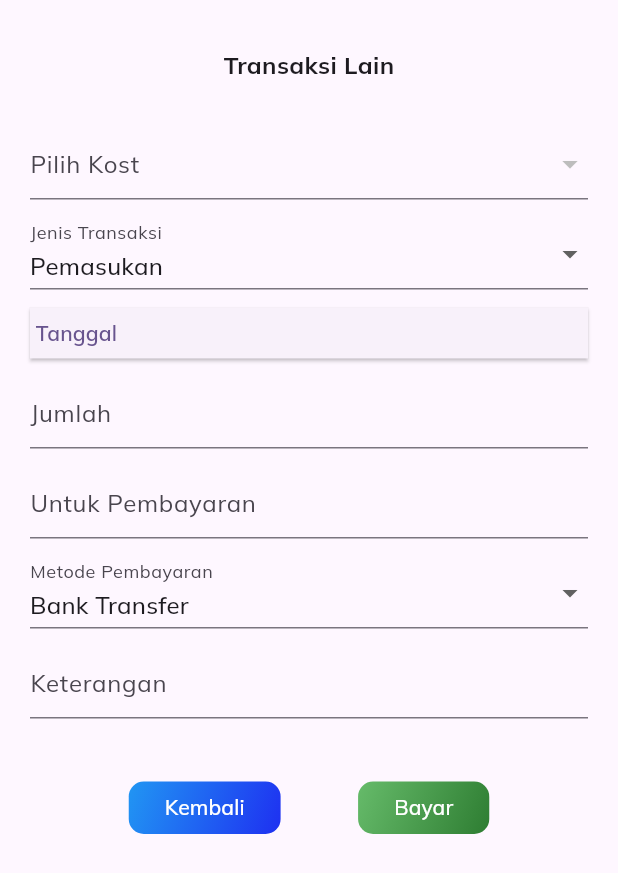
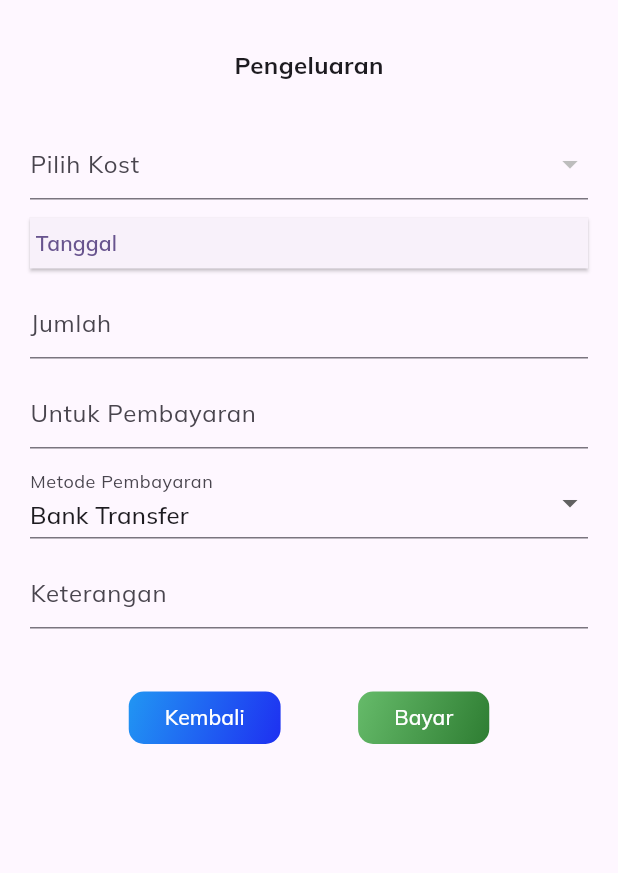
Before and after one commit to AjiRespati/jims_residence_ui, a Flutter app: the CreateExpenseContent widget shown alone on an empty page, opened directly, on a phone screen of 412 x 824 dp. Shown: the top 873 px of the screen. Run offline on Flutter 3.47's test engine with Material 3 defaults, Android fonts, the phone set to English and light mode, and no system bars; our stand-ins replace email_validator, file_picker, flutter_otp_text_field, flutter_screenutil, get_it, get_it_mixin and 5 more; missing offline and left inert: universal_html; accounts and stored records are empty; network calls fail.

Commit message:
kembalikan ke hanya pengeluaran

```diff
--- a/lib/features/payments/components/create_expense_content.dart
+++ b/lib/features/payments/components/create_expense_content.dart
@@ -20,7 +20,6 @@ class _CreateExpenseContentState extends State<CreateExpenseContent>
   TextEditingController nameController = TextEditingController();
   TextEditingController amountController = TextEditingController();
   String? paymentMethod = "Bank Transfer";
-  String? transactionType = "Pemasukan";
   TextEditingController descriptionController = TextEditingController();
   double amount = 0;
   DateTime? expenseDate;
@@ -45,7 +44,7 @@ class _CreateExpenseContentState extends State<CreateExpenseContent>
             mainAxisAlignment: MainAxisAlignment.center,
             children: [
               Text(
-                "Transaksi Lain",
+                "Pengeluaran",
                 style: TextStyle(fontWeight: FontWeight.bold, fontSize: 16),
               ),
             ],
@@ -84,26 +83,6 @@ class _CreateExpenseContentState extends State<CreateExpenseContent>
             },
           ),
           SizedBox(height: 12),
-          DropdownButtonFormField<String>(
-            decoration: InputDecoration(
-              isDense: true,
-              label: Text("Jenis Transaksi"),
-            ),
-            value: transactionType,
-            items:
-                ['Pemasukan', 'Pengeluaran'].map((item) {
-                  return DropdownMenuItem<String>(
-                    value: item,
-                    child: Text(item),
-                  );
-                }).toList(),
-            onChanged: (value) {
-              transactionType = value ?? "Pemasukan";
-              setState(() {});
-            },
-          ),
-
-          SizedBox(height: 12),
           _buildDatePicker(
             context,
             "Tanggal",
@@ -132,7 +111,6 @@ class _CreateExpenseContentState extends State<CreateExpenseContent>
             keyboardType: TextInputType.name,
             controller: nameController,
           ),
-
           SizedBox(height: 12),
           DropdownButtonFormField<String>(
             decoration: InputDecoration(
--- a/lib/features/payments/payment_list_desktop.dart
+++ b/lib/features/payments/payment_list_desktop.dart
@@ -352,8 +352,8 @@ class _PaymentListDesktopState extends State<PaymentListDesktop>
                     GradientElevatedButton(
                       gradient: const LinearGradient(
                         colors: [
-                          Color.fromARGB(199, 47, 107, 211),
-                          Color.fromARGB(199, 47, 74, 211),
+                          Color.fromARGB(200, 211, 47, 47),
+                          Color.fromARGB(200, 211, 47, 47),
                         ],
                         begin: Alignment.topLeft,
                         end: Alignment.bottomRight,
@@ -378,9 +378,9 @@ class _PaymentListDesktopState extends State<PaymentListDesktop>
                       child: Icon(Icons.add, size: 30),
                     ),
                     Text(
-                      "Tambah Transaksi",
+                      "Pengeluaran",
                       style: TextStyle(
-                        color: Color.fromARGB(199, 47, 107, 211),
+                        color: Color.fromARGB(200, 211, 47, 47),
                         fontWeight: FontWeight.w600,
                         fontSize: 12,
                       ),
```
